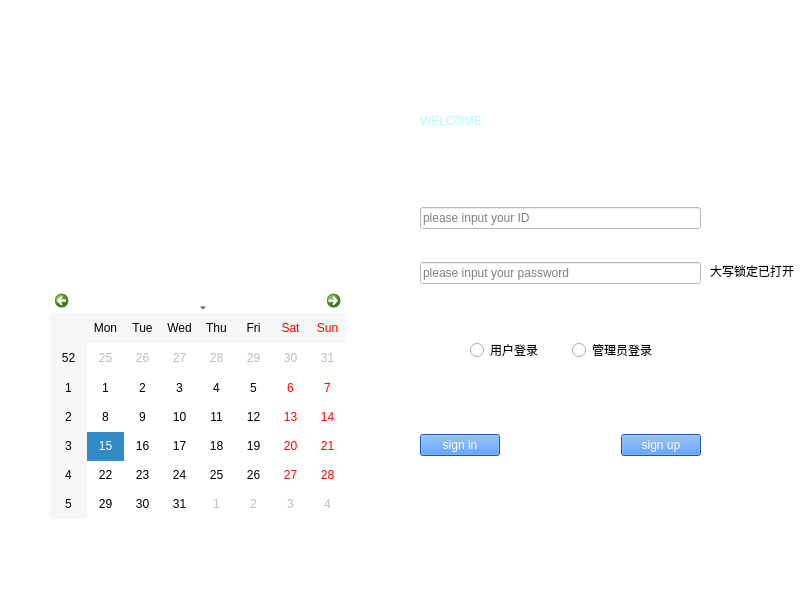
Qt form LibraryManager/login.ui (Guodanding/713topteam_LibraryManagerSystem) before a commit.
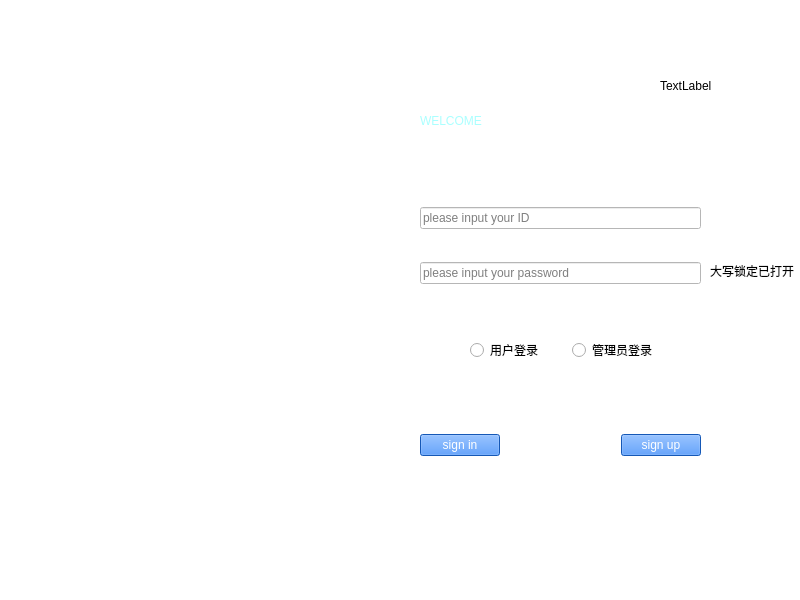
The same form after that commit.

The edit to the form file:
```diff
--- a/LibraryManager/login.ui
+++ b/LibraryManager/login.ui
@@ -170,15 +170,21 @@
     </item>
    </layout>
   </widget>
-  <widget class="QCalendarWidget" name="calendarWidget">
+  <widget class="QLabel" name="label_gif">
    <property name="geometry">
     <rect>
-     <x>50</x>
-     <y>290</y>
-     <width>296</width>
-     <height>229</height>
+     <x>660</x>
+     <y>30</y>
+     <width>111</width>
+     <height>111</height>
     </rect>
    </property>
+   <property name="styleSheet">
+    <string notr="true"/>
+   </property>
+   <property name="text">
+    <string>TextLabel</string>
+   </property>
   </widget>
  </widget>
  <resources/>
```
